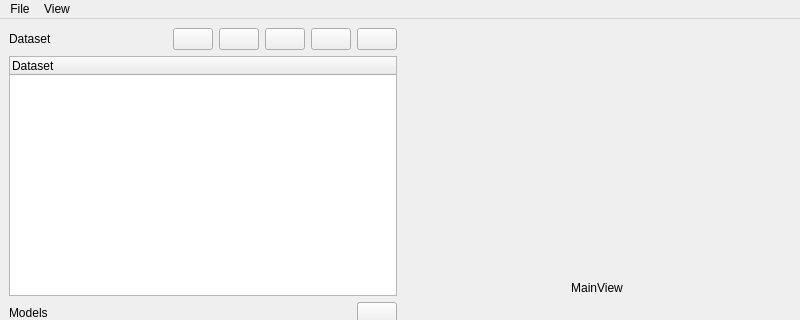
Before: the Qt Designer form mainwindow.ui in Cyril-Meyer/DeepSCEM, drawn with Qt 5; both pictures show x 0 to 800 and y 0 to 320 of the 800 by 600 pixel window.
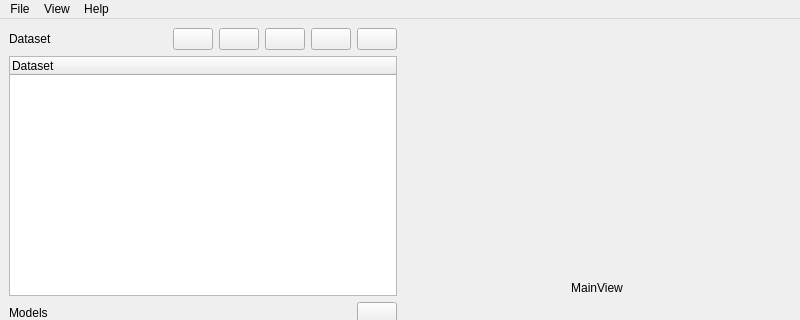
After: the same form once the commit is applied. Icons and pictures are not drawn. Custom widgets are drawn as their Qt base class.

Commit message: fix layout stretch to get larger view, and start work on image view (not working yet)

Patch:
```diff
--- a/mainwindow.ui
+++ b/mainwindow.ui
@@ -229,9 +229,17 @@
     <property name="title">
      <string>View</string>
     </property>
+    <addaction name="actionReset_view"/>
+   </widget>
+   <widget class="QMenu" name="menuHelp">
+    <property name="title">
+     <string>Help</string>
+    </property>
+    <addaction name="actionAbout"/>
    </widget>
    <addaction name="menuFile"/>
    <addaction name="menuView"/>
+   <addaction name="menuHelp"/>
   </widget>
   <widget class="QStatusBar" name="statusbar"/>
   <action name="actionLoad_dataset">
```
Left out of the diff: 53 changed lines with no effect on the pictures. The commit also changes 1 other file.
